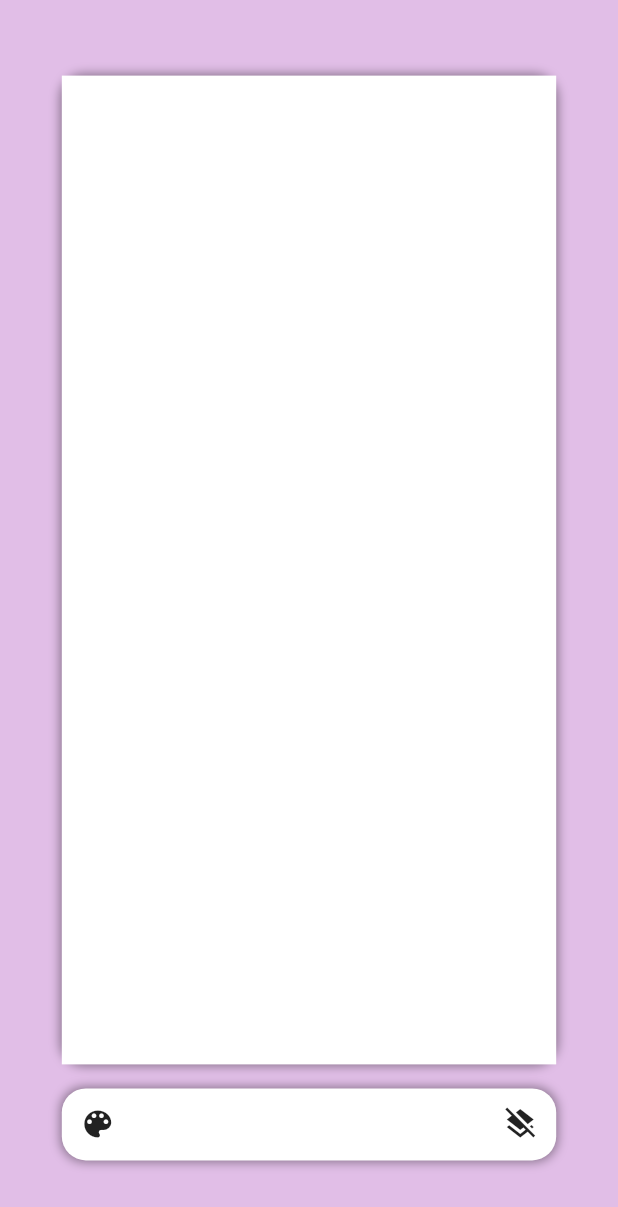
After one commit to 7ANV1R/drawing_app, a Flutter app: the BlankView screen opened directly, after a tap on the "draw" icon, on a phone screen of 412 x 824 dp. The commit adds this screen. Shown: the top 1207 px of the screen. Run offline on Flutter 3.47's test engine with Material 2 defaults, Android fonts, the phone set to English and light mode, and no system bars; our stand-ins replace bloc, equatable, flutter_bloc, image_picker, sqflite; accounts and stored records are empty.

Commit message:
added buggy laggy painting feature

```diff
--- a/lib/blank/view/blank_view.dart
+++ b/lib/blank/view/blank_view.dart
@@ -2,6 +2,7 @@ import 'dart:io';
 
 import 'package:drawing_app/blank/cubit/blank_cubit.dart';
 import 'package:drawing_app/data/service/ui_helper.dart';
+import 'package:drawing_app/drawing/view/drawing_page.dart';
 import 'package:drawing_app/home/view/homepage.dart';
 import 'package:flutter/material.dart';
 import 'package:flutter_bloc/flutter_bloc.dart';
@@ -97,6 +98,17 @@ class _BlankViewState extends State<BlankView> {
                         },
                         icon: const Icon(Icons.add_a_photo_outlined),
                       ),
+                      IconButton(
+                        onPressed: () {
+                          Navigator.push(
+                            context,
+                            MaterialPageRoute(
+                              builder: (context) => const DrawingPage(),
+                            ),
+                          );
+                        },
+                        icon: const Icon(Icons.draw),
+                      ),
                       kHorizontalSpaceL,
                       IconButton(
                         onPressed: () {
--- /dev/null
+++ b/lib/drawing/cubit/drawing_cubit.dart
@@ -0,0 +1,8 @@
+import 'package:bloc/bloc.dart';
+import 'package:equatable/equatable.dart';
+
+part 'drawing_state.dart';
+
+class DrawingCubit extends Cubit<DrawingState> {
+  DrawingCubit() : super(DrawingInitial());
+}
--- /dev/null
+++ b/lib/drawing/cubit/drawing_state.dart
@@ -0,0 +1,10 @@
+part of 'drawing_cubit.dart';
+
+abstract class DrawingState extends Equatable {
+  const DrawingState();
+
+  @override
+  List<Object> get props => [];
+}
+
+class DrawingInitial extends DrawingState {}
--- /dev/null
+++ b/lib/drawing/view/drawing_page.dart
@@ -0,0 +1,16 @@
+import 'package:drawing_app/drawing/cubit/drawing_cubit.dart';
+import 'package:drawing_app/drawing/view/drawing_view.dart';
+import 'package:flutter/material.dart';
+import 'package:flutter_bloc/flutter_bloc.dart';
+
+class DrawingPage extends StatelessWidget {
+  const DrawingPage({Key? key}) : super(key: key);
+
+  @override
+  Widget build(BuildContext context) {
+    return BlocProvider(
+      create: (context) => DrawingCubit(),
+      child: const DrawingView(),
+    );
+  }
+}
--- /dev/null
+++ b/lib/drawing/view/drawing_view.dart
@@ -0,0 +1,104 @@
+import 'package:drawing_app/data/service/ui_helper.dart';
+import 'package:drawing_app/drawing/view/widget/custom_drawing_painter.dart';
+import 'package:flutter/material.dart';
+
+class DrawingView extends StatefulWidget {
+  const DrawingView({Key? key}) : super(key: key);
+
+  @override
+  State<DrawingView> createState() => _DrawingViewState();
+}
+
+class _DrawingViewState extends State<DrawingView> {
+  List<Offset?> points = [];
+  @override
+  Widget build(BuildContext context) {
+    Size size = MediaQuery.of(context).size;
+
+    return Scaffold(
+      body: Stack(
+        children: [
+          Container(
+            decoration: BoxDecoration(
+              color: Colors.purple.shade100,
+            ),
+          ),
+          Center(
+            child: Column(
+              mainAxisAlignment: MainAxisAlignment.center,
+              crossAxisAlignment: CrossAxisAlignment.center,
+              children: [
+                Container(
+                  width: size.width * 0.8,
+                  height: size.height * 0.8,
+                  decoration: BoxDecoration(
+                    borderRadius: BorderRadius.circular(16),
+                    boxShadow: [
+                      BoxShadow(
+                        color: Colors.black.withOpacity(0.4),
+                        blurRadius: 5.0,
+                        spreadRadius: 1.0,
+                      ),
+                    ],
+                  ),
+                  child: GestureDetector(
+                    onPanDown: (details) {
+                      setState(() {
+                        points.add(details.localPosition);
+                      });
+                    },
+                    onPanUpdate: (details) {
+                      setState(() {
+                        points.add(details.localPosition);
+                      });
+                    },
+                    onPanEnd: (details) {
+                      setState(() {
+                        points.add(null);
+                      });
+                    },
+                    child: RepaintBoundary(
+                      child: CustomPaint(
+                        isComplex: true,
+                        willChange: true,
+                        painter: CustomDrawing(points: points),
+                      ),
+                    ),
+                  ),
+                ),
+                kVerticalSpaceM,
+                Container(
+                  width: size.width * 0.8,
+                  decoration: BoxDecoration(
+                    borderRadius: BorderRadius.circular(16),
+                    color: Colors.white,
+                    boxShadow: [
+                      BoxShadow(
+                        color: Colors.black.withOpacity(0.4),
+                        blurRadius: 5.0,
+                        spreadRadius: 1.0,
+                      ),
+                    ],
+                  ),
+                  child: Row(
+                    mainAxisAlignment: MainAxisAlignment.spaceBetween,
+                    children: [
+                      IconButton(
+                        onPressed: () {},
+                        icon: const Icon(Icons.color_lens),
+                      ),
+                      IconButton(
+                        onPressed: () {},
+                        icon: const Icon(Icons.layers_clear),
+                      ),
+                    ],
+                  ),
+                ),
+              ],
+            ),
+          ),
+        ],
+      ),
+    );
+  }
+}
--- /dev/null
+++ b/lib/drawing/view/widget/custom_drawing_painter.dart
@@ -0,0 +1,40 @@
+// ignore_for_file: public_member_api_docs, sort_constructors_first
+import 'dart:developer';
+import 'dart:ui';
+
+import 'package:flutter/material.dart';
+
+class CustomDrawing extends CustomPainter {
+  List<Offset?> points;
+  CustomDrawing({
+    required this.points,
+  });
+
+  @override
+  void paint(Canvas canvas, Size size) {
+    Paint background = Paint()..color = Colors.white;
+    Rect rect = Rect.fromLTWH(0, 0, size.width, size.height);
+    canvas.drawRect(rect, background);
+
+    Paint paint = Paint()
+      ..color = Colors.red
+      ..strokeWidth = 2.0
+      ..isAntiAlias = true
+      ..strokeCap = StrokeCap.round;
+
+    for (var i = 0; i < points.length - 1; i++) {
+      if (points[i] != null && points[i + 1] != null) {
+        log('drawing line');
+        canvas.drawLine(points[i]!, points[i + 1]!, paint);
+      } else if (points[i] != null && points[i + 1] == null) {
+        log('drawing point');
+        canvas.drawPoints(PointMode.points, [points[i]!], paint);
+      }
+    }
+  }
+
+  @override
+  bool shouldRepaint(covariant CustomPainter oldDelegate) {
+    return true;
+  }
+}
--- a/lib/home/view/homeview.dart
+++ b/lib/home/view/homeview.dart
@@ -126,7 +126,7 @@ class HomeView extends StatelessWidget {
                                   itemBuilder: (context, index) {
                                     return NoteListCard(
                                       title: state.noteList[index].title ?? "untitled",
-                                      content: state.noteList[index].content ?? "empty note",
+                                      content: state.noteList[index].content,
                                       imageContent: state.noteList[index].imageContent,
                                       drawingContent: state.noteList[index].drawingContent,
                                     );
--- a/lib/home/view/widgets/note_list_card.dart
+++ b/lib/home/view/widgets/note_list_card.dart
@@ -62,7 +62,7 @@ class NoteListCard extends StatelessWidget {
                           image: FileImage(
                             File(imageContent!),
                           ),
-                          fit: BoxFit.cover,
+                          fit: BoxFit.fill,
                         ),
                       ),
                     ),
```
